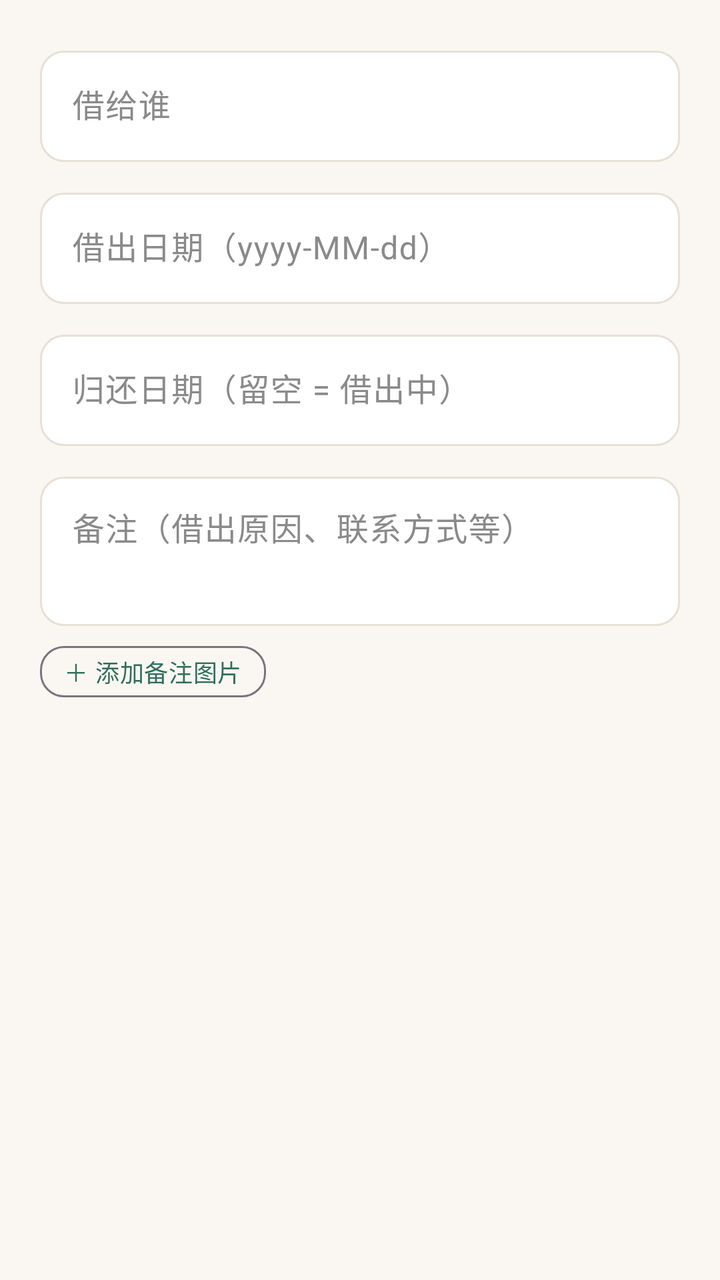
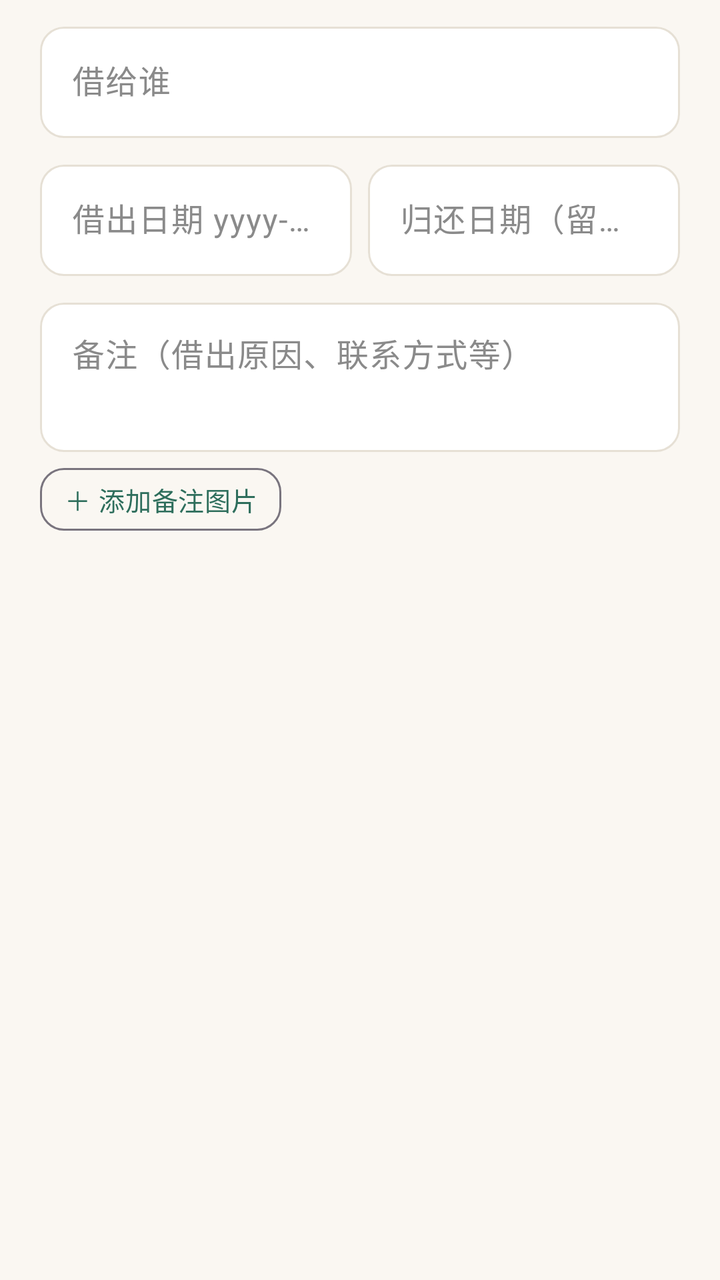

Compare the two renders of this Android layout. The source of the first and the diff that turns it into the second are given below.
<!-- AndroidManifest.xml: application theme Theme.Bookshelf -->
<!-- res/layout/dialog_borrow_edit.xml -->
<?xml version="1.0" encoding="utf-8"?>
<LinearLayout xmlns:android="http://schemas.android.com/apk/res/android"
    android:layout_width="match_parent"
    android:layout_height="wrap_content"
    android:orientation="vertical"
    android:padding="20dp">

    <com.google.android.material.textfield.TextInputLayout
        android:layout_width="match_parent"
        android:layout_height="wrap_content"
        android:hint="借给谁">

        <com.google.android.material.textfield.TextInputEditText
            android:id="@+id/et_borrower"
            android:layout_width="match_parent"
            android:layout_height="wrap_content"
            android:inputType="text" />
    </com.google.android.material.textfield.TextInputLayout>

    <com.google.android.material.textfield.TextInputLayout
        android:layout_width="match_parent"
        android:layout_height="wrap_content"
        android:layout_marginTop="10dp"
        android:hint="借出日期（yyyy-MM-dd）">

        <com.google.android.material.textfield.TextInputEditText
            android:id="@+id/et_lend_date"
            android:layout_width="match_parent"
            android:layout_height="wrap_content"
            android:inputType="text" />
    </com.google.android.material.textfield.TextInputLayout>

    <com.google.android.material.textfield.TextInputLayout
        android:layout_width="match_parent"
        android:layout_height="wrap_content"
        android:layout_marginTop="10dp"
        android:hint="归还日期（留空 = 借出中）">

        <com.google.android.material.textfield.TextInputEditText
            android:id="@+id/et_return_date"
            android:layout_width="match_parent"
            android:layout_height="wrap_content"
            android:inputType="text" />
    </com.google.android.material.textfield.TextInputLayout>

    <com.google.android.material.textfield.TextInputLayout
        android:layout_width="match_parent"
        android:layout_height="wrap_content"
        android:layout_marginTop="10dp"
        android:hint="备注（借出原因、联系方式等）">

        <com.google.android.material.textfield.TextInputEditText
            android:id="@+id/et_note"
            android:layout_width="match_parent"
            android:layout_height="wrap_content"
            android:minLines="2"
            android:gravity="top"
            android:inputType="textMultiLine" />
    </com.google.android.material.textfield.TextInputLayout>

    
    <com.google.android.material.button.MaterialButton
        android:id="@+id/btn_add_note_image"
        style="@style/Widget.Bookshelf.Button.Outlined"
        android:layout_width="wrap_content"
        android:layout_height="wrap_content"
        android:layout_marginTop="10dp"
        android:minWidth="0dp"
        android:minHeight="0dp"
        android:paddingHorizontal="12dp"
        android:paddingVertical="4dp"
        android:insetTop="0dp"
        android:insetBottom="0dp"
        android:text="＋ 添加备注图片"
        android:textSize="12sp" />

    <HorizontalScrollView
        android:id="@+id/scroll_note_thumbs"
        android:layout_width="match_parent"
        android:layout_height="wrap_content"
        android:layout_marginTop="6dp"
        android:scrollbars="none"
        android:visibility="gone">

        <LinearLayout
            android:id="@+id/container_note_thumbs"
            android:layout_width="wrap_content"
            android:layout_height="wrap_content"
            android:orientation="horizontal" />
    </HorizontalScrollView>
</LinearLayout>
<!-- resources referenced by this layout -->
<resources>
  <style name="Theme.Bookshelf.Base" parent="Theme.Material3.Light.NoActionBar">
          
          <item name="android:colorBackground">@color/bg_page</item>
          
          <item name="android:statusBarColor">?attr/colorPrimary</item>
          <item name="android:windowLightStatusBar">false</item>
          
          <item name="surface">@color/surface</item>
          <item name="surface_dim">@color/surface_dim</item>
          <item name="outline">@color/outline</item>
          <item name="outline_strong">@color/outline_strong</item>
          <item name="on_surface">@color/text_main</item>
          <item name="on_surface_variant">@color/text_sub</item>
          
          <item name="materialButtonStyle">@style/Widget.Bookshelf.Button</item>
          <item name="textInputStyle">@style/Widget.Bookshelf.TextField</item>
          <item name="materialCardViewStyle">@style/Widget.Bookshelf.MaterialCard</item>
      </style>
  <!-- unchanged entries left out for length: 22 -->
</resources>

<!-- the commit's change to res/layout/dialog_borrow_edit.xml (unified diff, before → after) -->
@@ -1,91 +1,115 @@
 <?xml version="1.0" encoding="utf-8"?>
-<LinearLayout xmlns:android="http://schemas.android.com/apk/res/android"
+<ScrollView xmlns:android="http://schemas.android.com/apk/res/android"
+    xmlns:app="http://schemas.android.com/apk/res-auto"
     android:layout_width="match_parent"
     android:layout_height="wrap_content"
-    android:orientation="vertical"
-    android:padding="20dp">
+    android:scrollbars="none">
 
-    <com.google.android.material.textfield.TextInputLayout
+    <LinearLayout
         android:layout_width="match_parent"
         android:layout_height="wrap_content"
-        android:hint="借给谁">
+        android:orientation="vertical"
+        android:paddingStart="@dimen/space_xl"
+        android:paddingEnd="@dimen/space_xl"
+        android:paddingTop="@dimen/space_sm"
+        android:paddingBottom="@dimen/space_sm">
 
-        <com.google.android.material.textfield.TextInputEditText
-            android:id="@+id/et_borrower"
+        <com.google.android.material.textfield.TextInputLayout
+            style="@style/Widget.Bookshelf.TextField"
             android:layout_width="match_parent"
             android:layout_height="wrap_content"
-            android:inputType="text" />
-    </com.google.android.material.textfield.TextInputLayout>
+            android:hint="借给谁">
 
-    <com.google.android.material.textfield.TextInputLayout
-        android:layout_width="match_parent"
-        android:layout_height="wrap_content"
-        android:layout_marginTop="10dp"
-        android:hint="借出日期（yyyy-MM-dd）">
+            <com.google.android.material.textfield.TextInputEditText
+                android:id="@+id/et_borrower"
+                android:layout_width="match_parent"
+                android:layout_height="wrap_content"
+                android:inputType="text" />
+        </com.google.android.material.textfield.TextInputLayout>
 
-        <com.google.android.material.textfield.TextInputEditText
-            android:id="@+id/et_lend_date"
+        
+        <LinearLayout
             android:layout_width="match_parent"
             android:layout_height="wrap_content"
-            android:inputType="text" />
-    </com.google.android.material.textfield.TextInputLayout>
+            android:layout_marginTop="@dimen/space_sm"
+            android:baselineAligned="false"
+            android:orientation="horizontal">
 
-    <com.google.android.material.textfield.TextInputLayout
-        android:layout_width="match_parent"
-        android:layout_height="wrap_content"
-        android:layout_marginTop="10dp"
-        android:hint="归还日期（留空 = 借出中）">
+            <com.google.android.material.textfield.TextInputLayout
+                style="@style/Widget.Bookshelf.TextField"
+                android:layout_width="0dp"
+                android:layout_height="wrap_content"
+                android:layout_weight="1"
+                android:hint="借出日期 yyyy-MM-dd">
 
-        <com.google.android.material.textfield.TextInputEditText
-            android:id="@+id/et_return_date"
+                <com.google.android.material.textfield.TextInputEditText
+                    android:id="@+id/et_lend_date"
+                    android:layout_width="match_parent"
+                    android:layout_height="wrap_content"
+                    android:inputType="text" />
+            </com.google.android.material.textfield.TextInputLayout>
+
+            <com.google.android.material.textfield.TextInputLayout
+                style="@style/Widget.Bookshelf.TextField"
+                android:layout_width="0dp"
+                android:layout_height="wrap_content"
+                android:layout_marginStart="@dimen/space_sm"
+                android:layout_weight="1"
+                android:hint="归还日期（留空=未还）">
+
+                <com.google.android.material.textfield.TextInputEditText
+                    android:id="@+id/et_return_date"
+                    android:layout_width="match_parent"
+                    android:layout_height="wrap_content"
+                    android:inputType="text" />
+            </com.google.android.material.textfield.TextInputLayout>
+        </LinearLayout>
+
+        <com.google.android.material.textfield.TextInputLayout
+            style="@style/Widget.Bookshelf.TextField"
             android:layout_width="match_parent"
             android:layout_height="wrap_content"
-            android:inputType="text" />
-    </com.google.android.material.textfield.TextInputLayout>
+            android:layout_marginTop="@dimen/space_sm"
+            android:hint="备注（借出原因、联系方式等）">
 
-    <com.google.android.material.textfield.TextInputLayout
-        android:layout_width="match_parent"
-        android:layout_height="wrap_content"
-        android:layout_marginTop="10dp"
-        android:hint="备注（借出原因、联系方式等）">
+            <com.google.android.material.textfield.TextInputEditText
+                android:id="@+id/et_note"
+                android:layout_width="match_parent"
+                android:layout_height="wrap_content"
+                android:minLines="2"
+                android:gravity="top"
+                android:inputType="textMultiLine" />
+        </com.google.android.material.textfield.TextInputLayout>
 
-        <com.google.android.material.textfield.TextInputEditText
-            android:id="@+id/et_note"
+        
+        <com.google.android.material.button.MaterialButton
+            android:id="@+id/btn_add_note_image"
+            style="@style/Widget.Bookshelf.Button.Outlined"
+            android:layout_width="wrap_content"
+            android:layout_height="wrap_content"
+            android:layout_marginTop="@dimen/space_sm"
+            android:minWidth="0dp"
+            android:minHeight="0dp"
+            android:paddingHorizontal="12dp"
+            android:paddingVertical="6dp"
+            android:insetTop="0dp"
+            android:insetBottom="0dp"
+            android:text="＋ 添加备注图片"
+            android:textSize="@dimen/text_body_small" />
+
+        <HorizontalScrollView
+            android:id="@+id/scroll_note_thumbs"
             android:layout_width="match_parent"
             android:layout_height="wrap_content"
-            android:minLines="2"
-            android:gravity="top"
-            android:inputType="textMultiLine" />
-    </com.google.android.material.textfield.TextInputLayout>
+            android:layout_marginTop="@dimen/space_sm"
+            android:scrollbars="none"
+            android:visibility="gone">
 
-    
-    <com.google.android.material.button.MaterialButton
-        android:id="@+id/btn_add_note_image"
-        style="@style/Widget.Bookshelf.Button.Outlined"
-        android:layout_width="wrap_content"
-        android:layout_height="wrap_content"
-        android:layout_marginTop="10dp"
-        android:minWidth="0dp"
-        android:minHeight="0dp"
-        android:paddingHorizontal="12dp"
-        android:paddingVertical="4dp"
-        android:insetTop="0dp"
-        android:insetBottom="0dp"
-        android:text="＋ 添加备注图片"
-        android:textSize="12sp" />
-
-    <HorizontalScrollView
-        android:id="@+id/scroll_note_thumbs"
-        android:layout_width="match_parent"
-        android:layout_height="wrap_content"
-        android:layout_marginTop="6dp"
-        android:scrollbars="none"
-        android:visibility="gone">
-
-        <LinearLayout
-            android:id="@+id/container_note_thumbs"
-            android:layout_width="wrap_content"
-            android:layout_height="wrap_content"
-            android:orientation="horizontal" />
-    </HorizontalScrollView>
-</LinearLayout>
+            <LinearLayout
+                android:id="@+id/container_note_thumbs"
+                android:layout_width="wrap_content"
+                android:layout_height="wrap_content"
+                android:orientation="horizontal" />
+        </HorizontalScrollView>
+    </LinearLayout>
+</ScrollView>
<!-- resource entries referenced after the edit -->
@@ -1,5 +1,7 @@
 <!-- resources referenced by this layout -->
 <resources>
+  <dimen name="space_sm">8dp</dimen>
+  <dimen name="space_xl">20dp</dimen>
   <style name="Theme.Bookshelf.Base" parent="Theme.Material3.Light.NoActionBar">
           
           <item name="android:colorBackground">@color/bg_page</item>
@@ -17,7 +19,66 @@
           <item name="materialButtonStyle">@style/Widget.Bookshelf.Button</item>
           <item name="textInputStyle">@style/Widget.Bookshelf.TextField</item>
           <item name="materialCardViewStyle">@style/Widget.Bookshelf.MaterialCard</item>
+          
+          <item name="chipStyle">@style/Widget.Bookshelf.Chip</item>
+          <item name="chipGroupStyle">@style/Widget.Bookshelf.ChipGroup</item>
+          
+          <item name="materialAlertDialogTheme">@style/ThemeOverlay.Bookshelf.Dialog</item>
       </style>
+  <style name="Widget.Bookshelf.Chip" parent="Widget.Material3.Chip.Assist">
+          <item name="shapeAppearance">@style/ShapeAppearance.Bookshelf.Pill</item>
+          <item name="chipBackgroundColor">@color/chip_bg_state</item>
+          <item name="chipStrokeColor">@color/chip_stroke_state</item>
+          <item name="chipStrokeWidth">1dp</item>
+          <item name="android:textColor">@color/chip_text_state</item>
+          <item name="android:textSize">@dimen/text_body_small</item>
+          <item name="chipMinHeight">32dp</item>
+          <item name="chipIconVisible">false</item>
+          <item name="checkedIconVisible">false</item>
+          <item name="closeIconVisible">false</item>
+          
+          <item name="ensureMinTouchTargetSize">false</item>
+          <item name="chipStartPadding">4dp</item>
+          <item name="chipEndPadding">4dp</item>
+          <item name="textStartPadding">10dp</item>
+          <item name="textEndPadding">10dp</item>
+      </style>
+  <style name="Widget.Bookshelf.ChipGroup" parent="Widget.Material3.ChipGroup">
+          <item name="chipSpacingHorizontal">8dp</item>
+          <item name="chipSpacingVertical">4dp</item>
+          <item name="singleLine">false</item>
+      </style>
+  <style name="ThemeOverlay.Bookshelf.Dialog" parent="ThemeOverlay.Material3.MaterialAlertDialog">
+          <item name="materialAlertDialogTitleTextStyle">@style/TextAppearance.Bookshelf.DialogTitle</item>
+          <item name="materialAlertDialogBodyTextStyle">@style/TextAppearance.Bookshelf.DialogBody</item>
+          <item name="buttonBarPositiveButtonStyle">@style/Widget.Bookshelf.Button.Text</item>
+          <item name="buttonBarNegativeButtonStyle">@style/Widget.Bookshelf.Button.Text</item>
+          
+          <item name="shapeAppearanceCornerExtraLarge">@style/ShapeAppearance.Bookshelf.Dialog</item>
+      </style>
+  <style name="ShapeAppearance.Bookshelf.Pill" parent="ShapeAppearance.Material3.Corner.Full">
+          <item name="cornerSize">50%</item>
+      </style>
+  <style name="TextAppearance.Bookshelf.DialogTitle" parent="TextAppearance.Material3.TitleLarge">
+          <item name="android:textSize">@dimen/text_title_toolbar</item>
+          <item name="android:textStyle">bold</item>
+          <item name="android:textColor">?attr/on_surface</item>
+      </style>
+  <style name="TextAppearance.Bookshelf.DialogBody" parent="TextAppearance.Material3.BodyMedium">
+          <item name="android:textSize">@dimen/text_body_small</item>
+          <item name="android:textColor">?attr/on_surface_variant</item>
+          <item name="android:lineSpacingMultiplier">1.4</item>
+      </style>
+  <style name="Widget.Bookshelf.Button.Text" parent="Widget.Material3.Button.TextButton">
+          <item name="shapeAppearance">@style/ShapeAppearance.Bookshelf.Medium</item>
+          <item name="android:textSize">@dimen/text_body_small</item>
+          <item name="android:letterSpacing">0.02</item>
+          <item name="cornerRadius">@dimen/radius_md</item>
+      </style>
+  <style name="ShapeAppearance.Bookshelf.Dialog" parent="ShapeAppearance.Material3.Corner.Large">
+          <item name="cornerSize">@dimen/card_corner</item>
+      </style>
+  <dimen name="text_title_toolbar">16sp</dimen>
   <!-- unchanged entries left out for length: 22 -->
 </resources>
 
